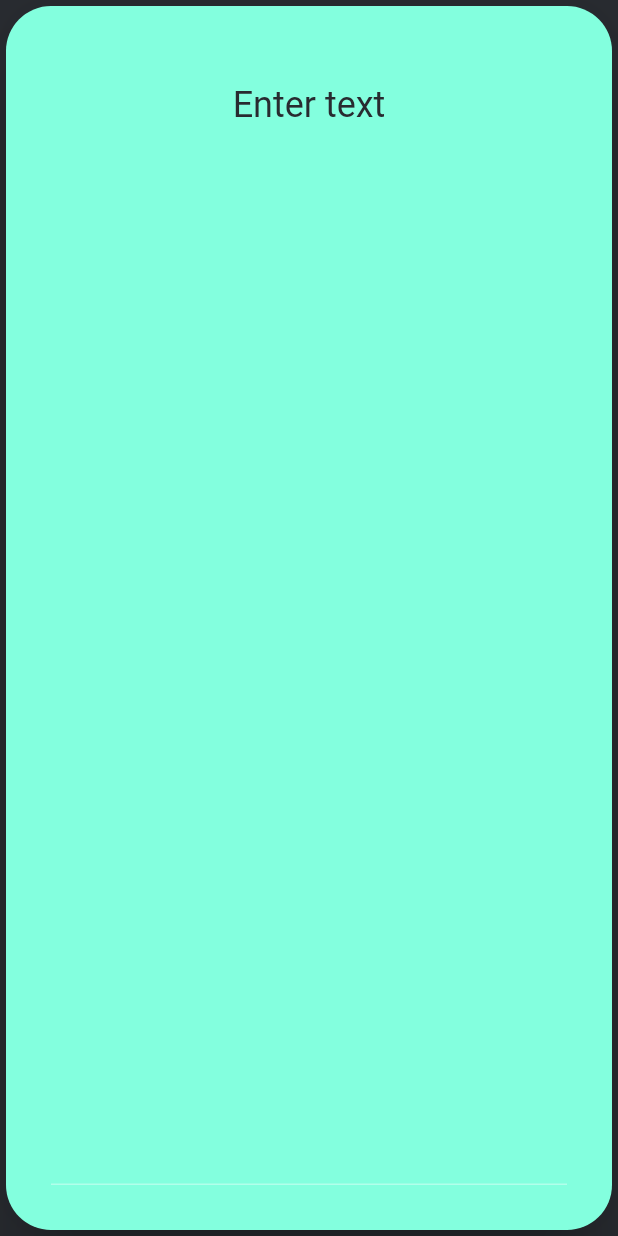
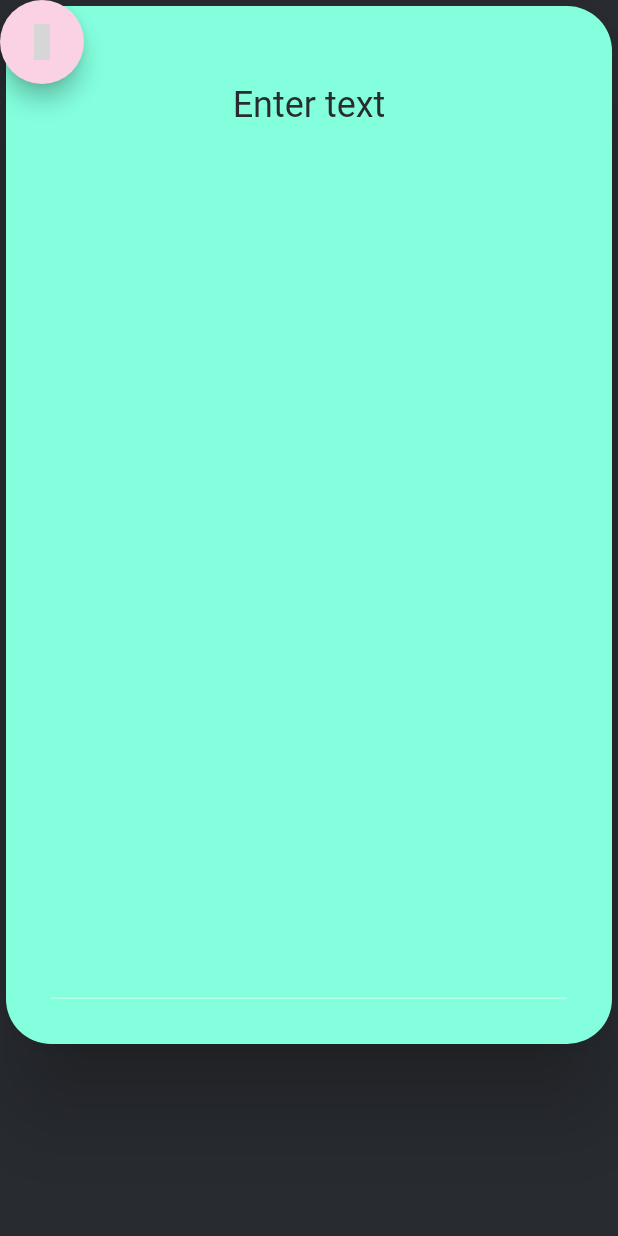
Before and after one commit to 8Gitbrix/memtrix, a Flutter app: the NoteCard widget shown alone on an empty page, opened directly, on a phone screen of 412 x 824 dp. Run offline on Flutter 3.47's test engine with Material 2 defaults, Android fonts, the phone set to English and light mode, and no system bars; drawn by our look-alikes of flip_card; our stand-ins replace eva_icons_flutter; grey boxes are pictures that could not be loaded.

Commit message:
Progress on front notecard's ui

```diff
--- a/lib/constants.dart
+++ b/lib/constants.dart
@@ -21,8 +21,21 @@ const kInfoCardDateStyle = TextStyle(
 
 const kAppBarTheme = AppBarTheme(
   color: kMainColor,
-  textTheme: TextTheme(title: TextStyle(fontSize: 30, fontWeight: FontWeight.w300)),
+  textTheme:
+      TextTheme(title: TextStyle(fontSize: 30, fontWeight: FontWeight.w300)),
   elevation: 0.0,
 );
 
 const kInfoCardColor = Color(0xFF83FFDE);
+
+const kPinkColor = Color(0xFFFAD2E3);
+
+const kChooseImageWidget = Center(
+  child: Text(
+    'Choose an image',
+    style: TextStyle(
+      fontSize: 20,
+      color: kMainColor,
+    ),
+  ),
+);
--- a/lib/screens/deck_screen.dart
+++ b/lib/screens/deck_screen.dart
@@ -128,9 +128,10 @@ class _DeckScreenState extends State<DeckScreen> {
                 ),
               ],
             ),
-          SizedBox(height: 30),
+            SizedBox(height: 22),
           ],
-      )),
+        ),
+      ),
     );
   }
 
--- a/lib/widgets/note_card.dart
+++ b/lib/widgets/note_card.dart
@@ -1,7 +1,9 @@
-import 'package:eva_icons_flutter/eva_icons_flutter.dart';
 import 'package:flutter/material.dart';
 import 'package:flip_card/flip_card.dart';
 import 'package:memtrix/constants.dart';
+import 'package:eva_icons_flutter/eva_icons_flutter.dart';
+import 'package:memtrix/widgets/reusable_card.dart';
+import 'package:memtrix/widgets/reusable_txtfield.dart';
 
 class NoteCard extends StatefulWidget {
   @override
@@ -10,55 +12,65 @@ class NoteCard extends StatefulWidget {
 
 class _NoteCardState extends State<NoteCard> {
   Image frontImage;
+  // If there is no frontText to receive from db, frontText = '' empty string
   String frontText;
+  double frontCardHeight = 700;
+  double frontImgCardHeight = 0;
 
   @override
   Widget build(BuildContext context) {
     return FlipCard(
       direction: FlipDirection.VERTICAL,
-      front: Card(
+      front: Stack(
+        children: <Widget>[
+          AnimatedPositioned(
+            curve: Curves.easeInOutCubic,
+            duration: Duration(milliseconds: 270),
+            top: 290,
+            height: frontImgCardHeight,
+            child: ReusableCard(
+              color: kPinkColor,
+              childPadding: 10,
+              cardChild: Container(
+                width: 340,
+                child: frontImage == null ? kChooseImageWidget: frontImage
+              ),
+            ),
+          ),
+          // FIGURE OUT A WAY TO ENABLE A SCROLL ANIMATION IN THE CARD!
+          AnimatedContainer(
+            height: frontCardHeight,
+            curve: Curves.easeInOutQuad,
+            duration: Duration(milliseconds: 330),
+            child: ReusableCard(
               color: kInfoCardColor,
-        elevation: 25,
-        shape: RoundedRectangleBorder(
-          borderRadius: BorderRadius.circular(30),
-        ),
-        child: Padding(
-          padding: const EdgeInsets.all(30.0),
-          child: Column(
+              childPadding: 30.0,
+              cardChild: Column(
                 crossAxisAlignment: CrossAxisAlignment.center,
                 children: <Widget>[
                   SizedBox(height: 10),
-              // FIGURE OUT A WAY TO ENABLE A SCROLL ANIMATION IN THE CARD!
                   Expanded(
-                child: TextField(
-                  maxLines: null,
-                  expands: true,
-                  keyboardType: TextInputType.multiline,
-                  textInputAction: TextInputAction.done,
-                  textAlign: TextAlign.center,
-                  decoration: InputDecoration(
-                    // enabledBorder: OutlineInputBorder(
-                    //   borderSide: BorderSide(color: kMainColor, width: 2),
-                    // ),
-
-                    hintText: frontText != null ? frontText : 'Enter text ',
-                    hintStyle: TextStyle(color: kMainColor)
+                    child: ReusableTxtField(frontText: ''),
                   ),
-                  style: TextStyle(
-                    fontSize: 24,
+                ],
+              ),
+            ),
+          ),
+          FloatingActionButton(
+            onPressed: () {
+              setState(() {
+                frontCardHeight = frontCardHeight == 700 ? 280 : 700;
+                frontImgCardHeight = frontImgCardHeight == 270 ? 0 : 270;
+              });
+            },
+            tooltip: 'Insert an image',
+            child: Icon(
+              EvaIcons.image,
               color: kMainColor,
             ),
-                  onChanged: (input) {
-                    setState(() {
-                      frontText = input;
-                    });
-                  },
+            backgroundColor: kPinkColor,
           ),
-              ),
-              //GestureDetector(),
         ],
-          ),
-        )
       ),
       back: Card(
         color: kInfoCardColor,
--- /dev/null
+++ b/lib/widgets/reusable_card.dart
@@ -0,0 +1,24 @@
+import 'package:flutter/material.dart';
+
+class ReusableCard extends StatelessWidget {
+  ReusableCard({this.color, this.childPadding, this.cardChild});
+
+  final Color color;
+  final double childPadding;
+  final Widget cardChild;
+
+  @override
+  Widget build(BuildContext context) {
+    return Card(
+      color: color,
+      elevation: 25,
+      shape: RoundedRectangleBorder(
+        borderRadius: BorderRadius.circular(30),
+      ),
+      child: Padding(
+        padding: EdgeInsets.all(childPadding),
+        child: cardChild,
+      ),
+    );
+  }
+}
--- /dev/null
+++ b/lib/widgets/reusable_txtfield.dart
@@ -0,0 +1,47 @@
+import 'package:flutter/material.dart';
+import 'package:memtrix/constants.dart';
+
+class ReusableTxtField extends StatefulWidget {
+  ReusableTxtField({this.frontText});
+
+  final String frontText;
+
+  @override
+  _ReusableTxtFieldState createState() => _ReusableTxtFieldState();
+}
+
+class _ReusableTxtFieldState extends State<ReusableTxtField> {
+  String _frontText;
+
+  @override
+  void initState() {
+    if (widget.frontText != '')
+      _frontText = widget.frontText;
+
+    super.initState();
+  }
+
+  @override
+  Widget build(BuildContext context) {
+    return TextField(
+      maxLines: null,
+      expands: true,
+      keyboardType: TextInputType.multiline,
+      textInputAction: TextInputAction.done,
+      textAlign: TextAlign.center,
+      decoration: InputDecoration(
+          //enabledBorder: OutlineInputBorder(borderSide: BorderSide(color: kMainColor)),
+          hintText: _frontText != null ? _frontText : 'Enter text ',
+          hintStyle: TextStyle(color: kMainColor)),
+      style: TextStyle(
+        fontSize: 24,
+        color: kMainColor,
+      ),
+      onChanged: (input) {
+        setState(() {
+          _frontText = input;
+        });
+      },
+    );
+  }
+}
--- a/pubspec.yaml
+++ b/pubspec.yaml
@@ -10,9 +10,10 @@ dependencies:
     sdk: flutter
 
   cupertino_icons: ^0.1.2
-  intl: ^0.15.8
+  intl: ^0.15.8 # used for the date
   flip_card: ^0.3.0
   eva_icons_flutter: ^2.0.0
+  image_picker: ^0.6.0+10
 
 dev_dependencies:
   flutter_test:
```
Also changed, not shown: pubspec.lock, 3 other files. Lines whose indentation alone changed are shown as unchanged.
